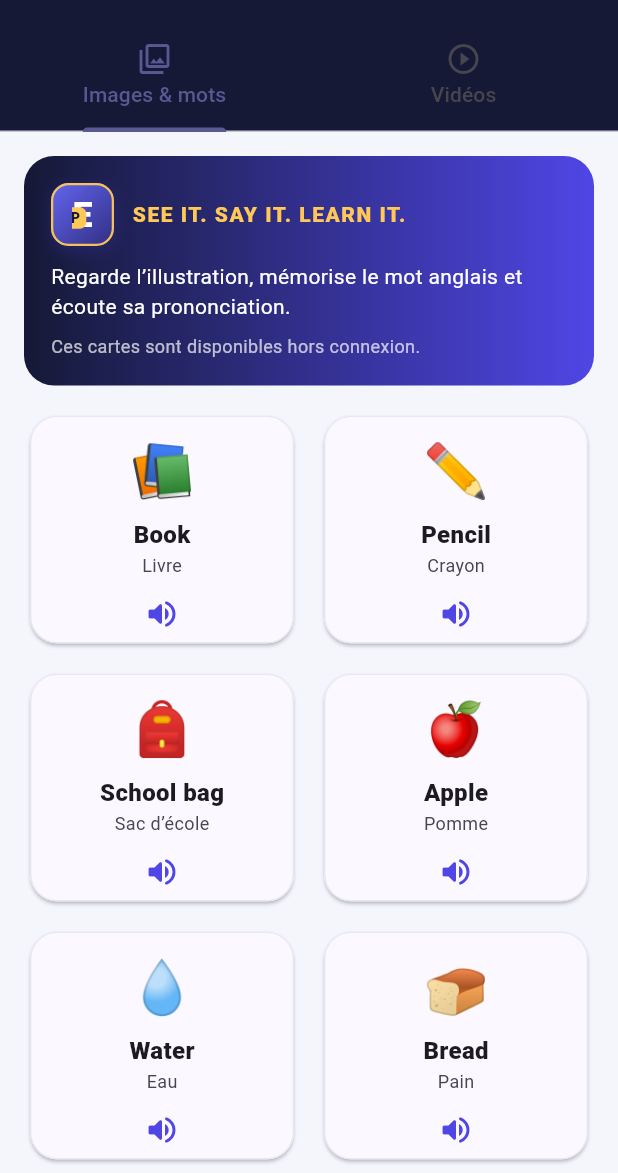
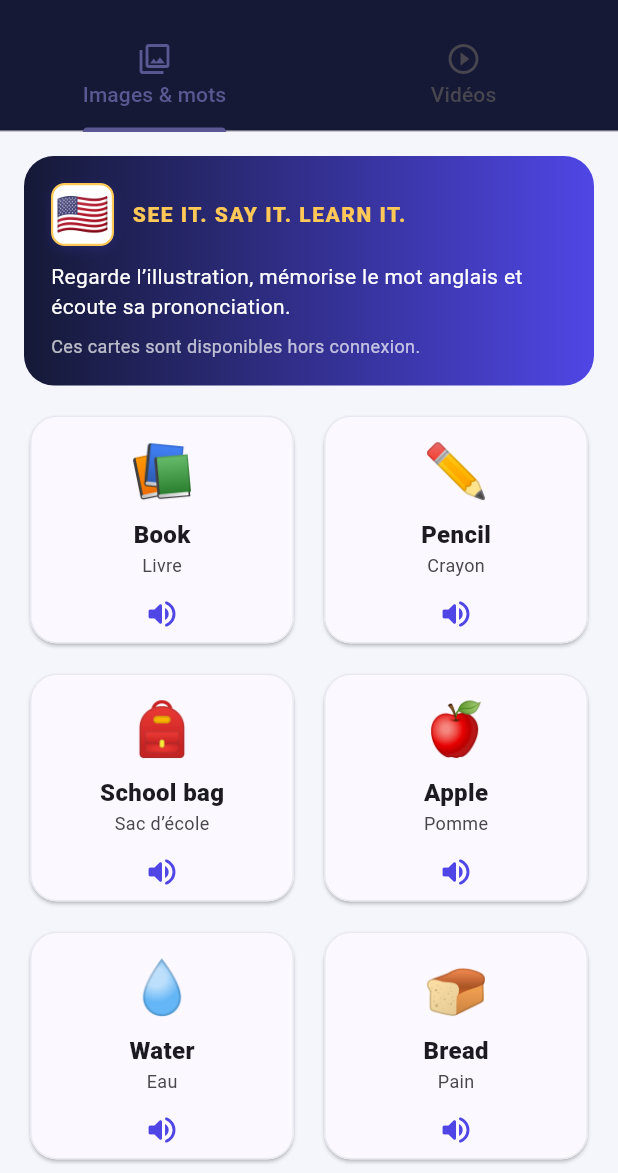
Before and after one commit to jmarchand282-dot/English-pro, a Flutter app: the screen it shows after launch, after a tap on "Images & mots", on a phone screen of 412 x 824 dp, the part 63-1236 px from its top. Run offline on Flutter 3.47's test engine with Material 3 defaults, Android fonts, the phone set to English and light mode, and no system bars; our stand-ins replace flutter_local_notifications, flutter_timezone, flutter_tts, image_picker, shared_preferences, speech_to_text and 1 more.

Commit message:
Use American flag as English Pro brand mark

```diff
--- a/lib/main.dart
+++ b/lib/main.dart
@@ -792,7 +792,7 @@ class SettingsPage extends StatelessWidget{
 Widget avatar(String? data,String name,double size){Widget child;if(data!=null){try{child=Image.memory(base64Decode(data),width:size,height:size,fit:BoxFit.cover);}catch(_){child=Text(name.isEmpty?'E':name[0].toUpperCase());}}else{child=Text(name.isEmpty?'E':name[0].toUpperCase());}return CircleAvatar(radius:size/2,backgroundColor:gold,child:ClipOval(child:SizedBox(width:size,height:size,child:Center(child:child))));}
 
 
-/// Reusable vector-style brand mark; no network image is required.
+/// English Pro identity: the American flag is the primary visual symbol.
 class EnglishProBrandMark extends StatelessWidget {
   final double size;
   const EnglishProBrandMark({super.key, this.size = 42});
@@ -801,32 +801,22 @@ class EnglishProBrandMark extends StatelessWidget {
     width: size,
     height: size,
     decoration: BoxDecoration(
-      gradient: const LinearGradient(
-        begin: Alignment.topLeft,
-        end: Alignment.bottomRight,
-        colors: [Color(0xFF6366F1), Color(0xFF312E81)],
-      ),
-      borderRadius: BorderRadius.circular(size * 0.28),
-      border: Border.all(color: gold.withValues(alpha: 0.95), width: 1.5),
-      boxShadow: [BoxShadow(color: blue.withValues(alpha: 0.22), blurRadius: 8, offset: const Offset(0, 3))],
+      color: Colors.white,
+      borderRadius: BorderRadius.circular(size * 0.22),
+      border: Border.all(color: gold, width: size * 0.035),
+      boxShadow: [BoxShadow(color: blue.withValues(alpha: 0.18), blurRadius: 6, offset: const Offset(0, 2))],
     ),
     alignment: Alignment.center,
-    child: Stack(
-      alignment: Alignment.center,
-      children: [
-        Text('E', style: TextStyle(color: Colors.white, fontSize: size * 0.56, fontWeight: FontWeight.w900, height: 1)),
-        Positioned(
-          right: size * 0.10,
-          bottom: size * 0.06,
-          child: Container(
-            width: size * 0.34,
-            height: size * 0.34,
-            decoration: BoxDecoration(color: gold, borderRadius: BorderRadius.circular(size * 0.10)),
-            alignment: Alignment.center,
-            child: Text('P', style: TextStyle(color: navy, fontSize: size * 0.22, fontWeight: FontWeight.w900, height: 1)),
-          ),
+    child: ClipRRect(
+      borderRadius: BorderRadius.circular(size * 0.17),
+      child: SizedBox(
+        width: size * 0.88,
+        height: size * 0.68,
+        child: FittedBox(
+          fit: BoxFit.contain,
+          child: Text('🇺🇸', style: TextStyle(fontSize: size * 0.72, height: 1)),
         ),
-      ],
+      ),
     ),
   );
 }
```
